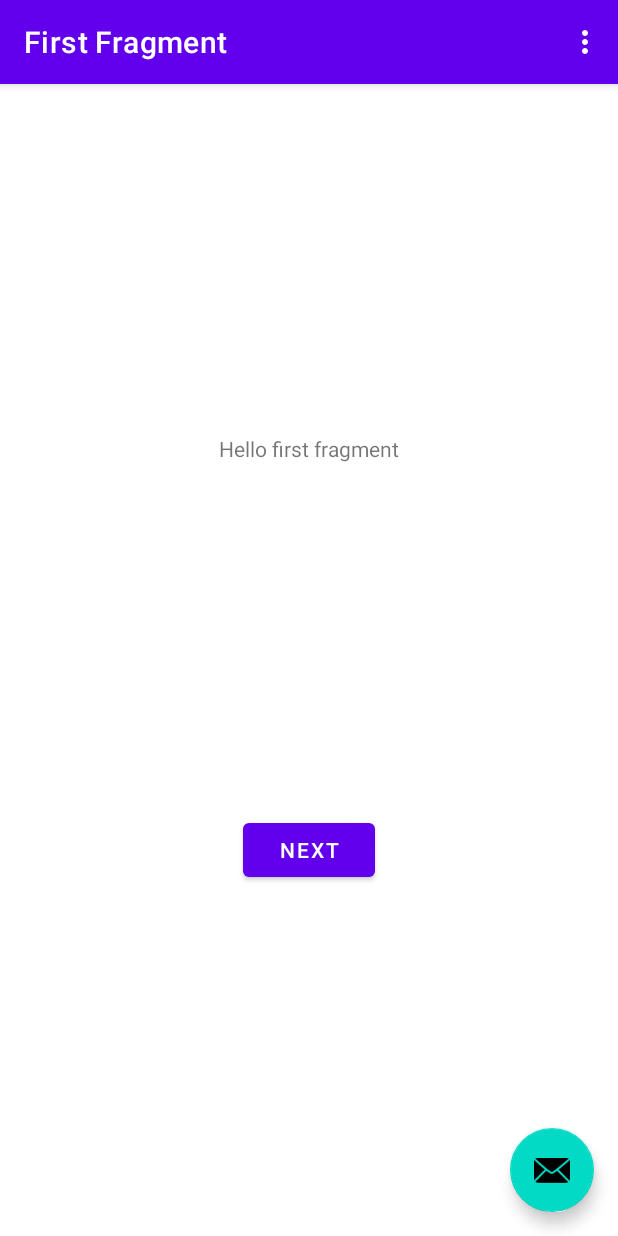
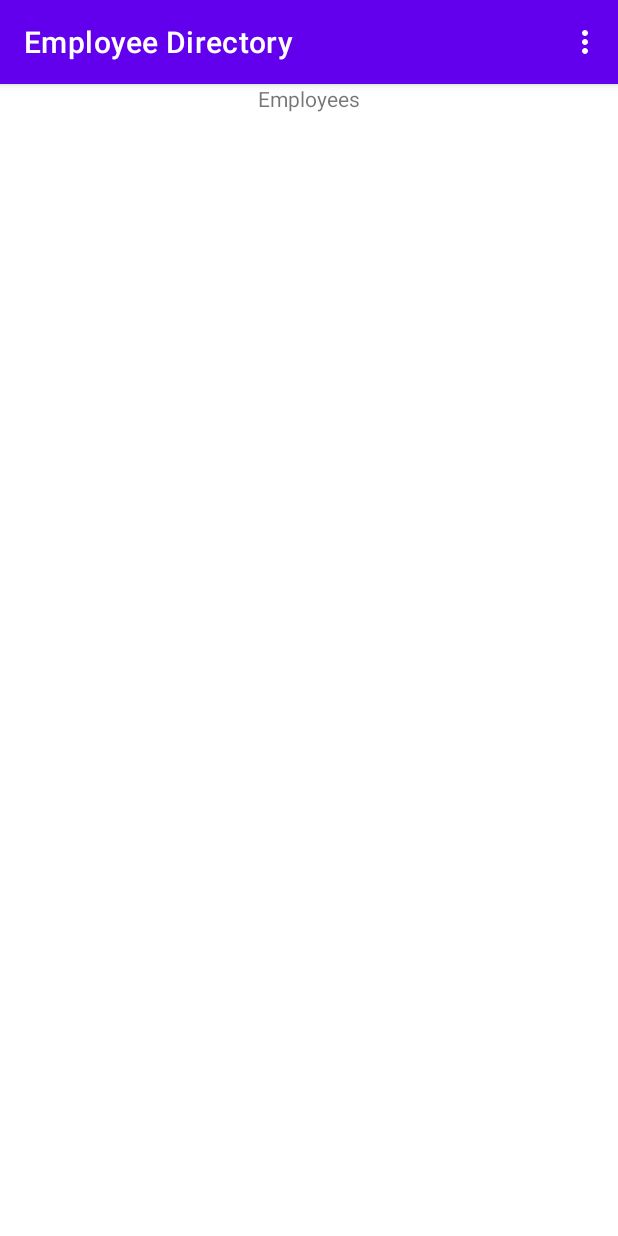
Before and after one commit to mistring/empdi, an Android app: the screen it shows after launch (MainActivity), on a phone screen of 412 x 824 dp. Run offline under Robolectric (Android 15) with nearby library versions, the phone set to English and light mode, and no system bars; our stand-ins replace navigation-ui.

```diff
--- a/app/src/main/AndroidManifest.xml
+++ b/app/src/main/AndroidManifest.xml
@@ -16,7 +16,6 @@
         <activity
             android:name=".MainActivity"
             android:exported="true"
-            android:label="@string/app_name"
             android:theme="@style/Theme.EmpDi.NoActionBar">
             <intent-filter>
                 <action android:name="android.intent.action.MAIN" />
--- a/app/src/main/java/net/mistring/empdi/FirstFragment.kt
+++ b/app/src/main/java/net/mistring/empdi/EmployeeDirectoryFragment.kt
@@ -1,40 +1,30 @@
 package net.mistring.empdi
 
 import android.os.Bundle
-import androidx.fragment.app.Fragment
 import android.view.LayoutInflater
 import android.view.View
 import android.view.ViewGroup
-import androidx.navigation.fragment.findNavController
-import net.mistring.empdi.databinding.FragmentFirstBinding
+import androidx.fragment.app.Fragment
+import net.mistring.empdi.databinding.FragmentEmployeeDirectoryBinding
 
 /**
  * A simple [Fragment] subclass as the default destination in the navigation.
  */
-class FirstFragment : Fragment() {
+class EmployeeDirectoryFragment : Fragment() {
 
-    private var _binding: FragmentFirstBinding? = null
-
-    // This property is only valid between onCreateView and
-    // onDestroyView.
+    private var _binding: FragmentEmployeeDirectoryBinding? = null
     private val binding get() = _binding!!
 
     override fun onCreateView(
         inflater: LayoutInflater, container: ViewGroup?,
         savedInstanceState: Bundle?
-    ): View? {
-
-        _binding = FragmentFirstBinding.inflate(inflater, container, false)
+    ): View {
+        _binding = FragmentEmployeeDirectoryBinding.inflate(inflater, container, false)
         return binding.root
-
     }
 
     override fun onViewCreated(view: View, savedInstanceState: Bundle?) {
         super.onViewCreated(view, savedInstanceState)
-
-        binding.buttonFirst.setOnClickListener {
-            findNavController().navigate(R.id.action_FirstFragment_to_SecondFragment)
-        }
     }
 
     override fun onDestroyView() {
--- a/app/src/main/java/net/mistring/empdi/MainActivity.kt
+++ b/app/src/main/java/net/mistring/empdi/MainActivity.kt
@@ -1,14 +1,13 @@
 package net.mistring.empdi
 
 import android.os.Bundle
-import com.google.android.material.snackbar.Snackbar
+import android.view.Menu
+import android.view.MenuItem
 import androidx.appcompat.app.AppCompatActivity
 import androidx.navigation.findNavController
 import androidx.navigation.ui.AppBarConfiguration
 import androidx.navigation.ui.navigateUp
 import androidx.navigation.ui.setupActionBarWithNavController
-import android.view.Menu
-import android.view.MenuItem
 import net.mistring.empdi.databinding.ActivityMainBinding
 
 class MainActivity : AppCompatActivity() {
@@ -27,11 +26,6 @@ class MainActivity : AppCompatActivity() {
         val navController = findNavController(R.id.nav_host_fragment_content_main)
         appBarConfiguration = AppBarConfiguration(navController.graph)
         setupActionBarWithNavController(navController, appBarConfiguration)
-
-        binding.fab.setOnClickListener { view ->
-            Snackbar.make(view, "Replace with your own action", Snackbar.LENGTH_LONG)
-                .setAction("Action", null).show()
-        }
     }
 
     override fun onCreateOptionsMenu(menu: Menu): Boolean {
--- a/app/src/main/res/layout/activity_main.xml
+++ b/app/src/main/res/layout/activity_main.xml
@@ -22,13 +22,4 @@
 
     <include layout="@layout/content_main" />
 
-    <com.google.android.material.floatingactionbutton.FloatingActionButton
-        android:id="@+id/fab"
-        android:layout_width="wrap_content"
-        android:layout_height="wrap_content"
-        android:layout_gravity="bottom|end"
-        android:layout_marginEnd="@dimen/fab_margin"
-        android:layout_marginBottom="16dp"
-        app:srcCompat="@android:drawable/ic_dialog_email" />
-
 </androidx.coordinatorlayout.widget.CoordinatorLayout>
--- a/app/src/main/res/layout/fragment_first.xml
+++ /dev/null
@@ -1,28 +0,0 @@
-<?xml version="1.0" encoding="utf-8"?>
-<androidx.constraintlayout.widget.ConstraintLayout xmlns:android="http://schemas.android.com/apk/res/android"
-    xmlns:app="http://schemas.android.com/apk/res-auto"
-    xmlns:tools="http://schemas.android.com/tools"
-    android:layout_width="match_parent"
-    android:layout_height="match_parent"
-    tools:context=".FirstFragment">
-
-    <TextView
-        android:id="@+id/textview_first"
-        android:layout_width="wrap_content"
-        android:layout_height="wrap_content"
-        android:text="@string/hello_first_fragment"
-        app:layout_constraintBottom_toTopOf="@id/button_first"
-        app:layout_constraintEnd_toEndOf="parent"
-        app:layout_constraintStart_toStartOf="parent"
-        app:layout_constraintTop_toTopOf="parent" />
-
-    <Button
-        android:id="@+id/button_first"
-        android:layout_width="wrap_content"
-        android:layout_height="wrap_content"
-        android:text="@string/next"
-        app:layout_constraintBottom_toBottomOf="parent"
-        app:layout_constraintEnd_toEndOf="parent"
-        app:layout_constraintStart_toStartOf="parent"
-        app:layout_constraintTop_toBottomOf="@id/textview_first" />
-</androidx.constraintlayout.widget.ConstraintLayout>
--- a/app/src/main/res/navigation/nav_graph.xml
+++ b/app/src/main/res/navigation/nav_graph.xml
@@ -3,26 +3,12 @@
     xmlns:app="http://schemas.android.com/apk/res-auto"
     xmlns:tools="http://schemas.android.com/tools"
     android:id="@+id/nav_graph"
-    app:startDestination="@id/FirstFragment">
+    app:startDestination="@+id/EmployeeDirectoryFragment">
 
     <fragment
-        android:id="@+id/FirstFragment"
-        android:name="net.mistring.empdi.FirstFragment"
-        android:label="@string/first_fragment_label"
-        tools:layout="@layout/fragment_first">
+        android:id="@+id/EmployeeDirectoryFragment"
+        android:name="net.mistring.empdi.EmployeeDirectoryFragment"
+        android:label="@string/empdir_screen_title"
+        tools:layout="@layout/fragment_employee_directory" />
 
-        <action
-            android:id="@+id/action_FirstFragment_to_SecondFragment"
-            app:destination="@id/SecondFragment" />
-    </fragment>
-    <fragment
-        android:id="@+id/SecondFragment"
-        android:name="net.mistring.empdi.SecondFragment"
-        android:label="@string/second_fragment_label"
-        tools:layout="@layout/fragment_second">
-
-        <action
-            android:id="@+id/action_SecondFragment_to_FirstFragment"
-            app:destination="@id/FirstFragment" />
-    </fragment>
 </navigation>
--- a/app/src/main/res/values/strings.xml
+++ b/app/src/main/res/values/strings.xml
@@ -1,12 +1,10 @@
 <resources>
     <string name="app_name">EmpDi</string>
+
     <string name="action_settings">Settings</string>
-    <!-- Strings used for fragments for navigation -->
-    <string name="first_fragment_label">First Fragment</string>
-    <string name="second_fragment_label">Second Fragment</string>
-    <string name="next">Next</string>
-    <string name="previous">Previous</string>
 
-    <string name="hello_first_fragment">Hello first fragment</string>
-    <string name="hello_second_fragment">Hello second fragment. Arg: %1$s</string>
+    <!-- Employee Directory Fragment -->
+    <string name="empdir_screen_title">Employee Directory</string>
+    <string name="empdir_heading">Employees</string>
+
 </resources>
--- a/app/src/main/res/values/themes.xml
+++ b/app/src/main/res/values/themes.xml
@@ -1,4 +1,4 @@
-<resources xmlns:tools="http://schemas.android.com/tools">
+<resources>
     <!-- Base application theme. -->
     <style name="Theme.EmpDi" parent="Theme.MaterialComponents.DayNight.DarkActionBar">
         <!-- Primary brand color. -->
@@ -10,7 +10,7 @@
         <item name="colorSecondaryVariant">@color/teal_700</item>
         <item name="colorOnSecondary">@color/black</item>
         <!-- Status bar color. -->
-        <item name="android:statusBarColor" tools:targetApi="l">?attr/colorPrimaryVariant</item>
+        <item name="android:statusBarColor">?attr/colorPrimaryVariant</item>
         <!-- Customize your theme here. -->
     </style>
 
```
Also changed, not shown: app/src/main/java/net/mistring/empdi/SecondFragment.kt (deleted, +0 -44 lines), app/src/main/res/layout/fragment_employee_directory.xml (renamed from app/src/main/res/layout/fragment_second.xml, +3 -12 lines).
